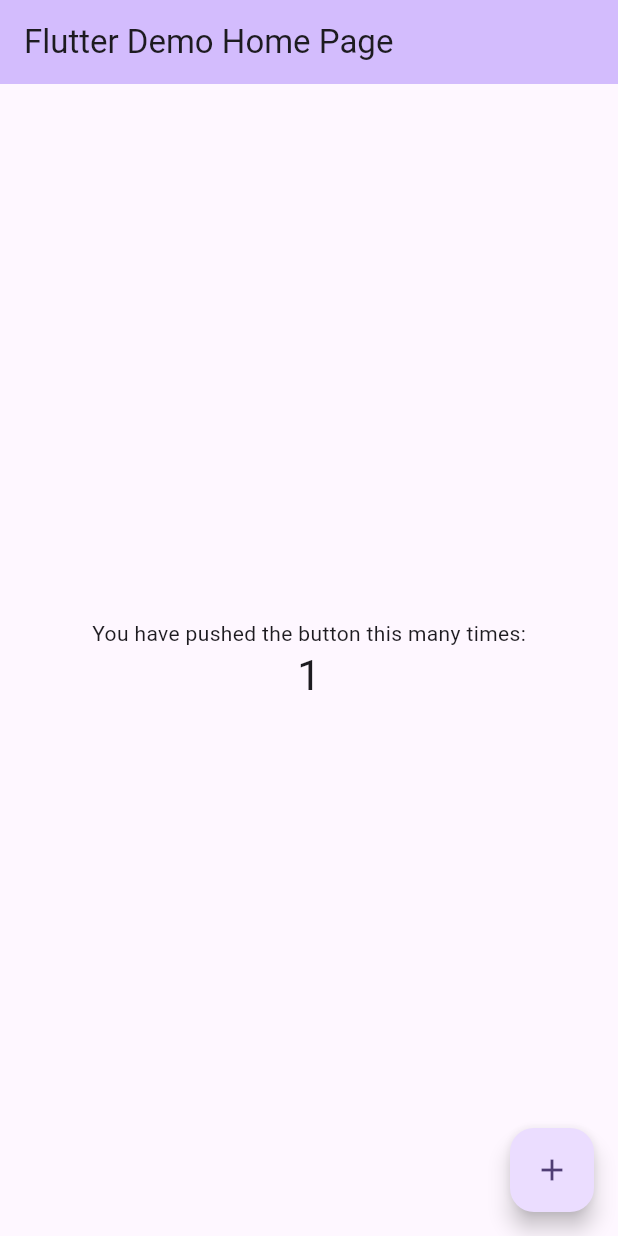
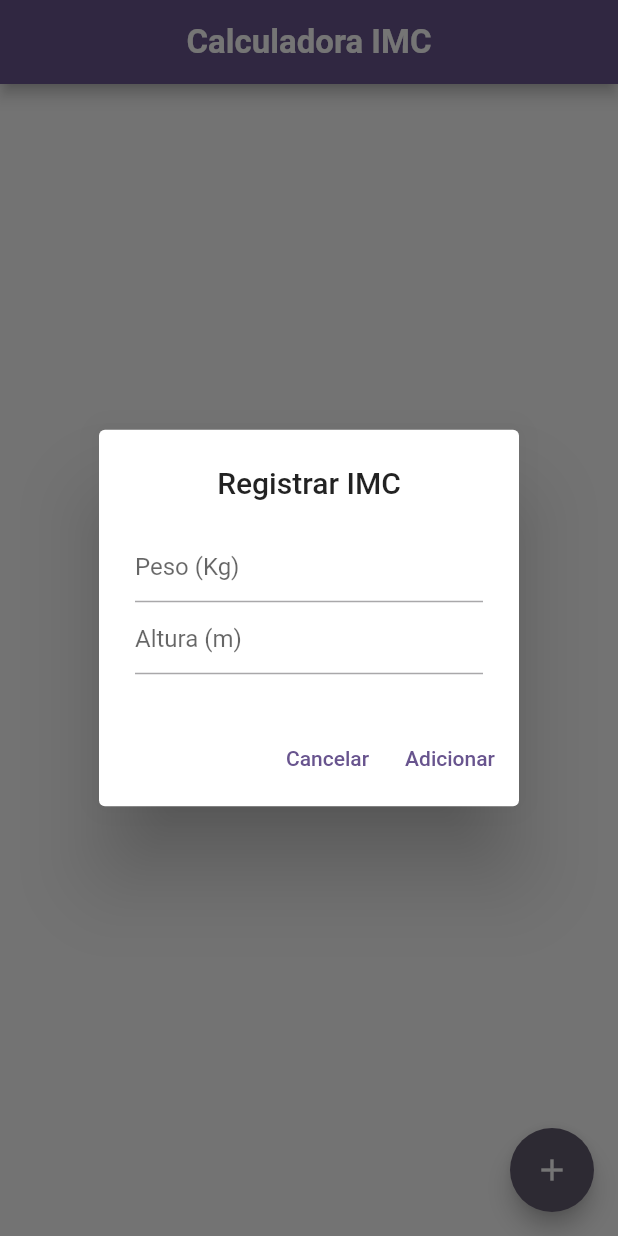
Before and after one commit to cicerobas/calculadora_imc_flutter, a Flutter app: the screen it shows after launch, after a tap on the "add" icon, on a phone screen of 412 x 824 dp. Run offline on Flutter 3.47's test engine with Material 2 defaults, Android fonts, the phone set to English and light mode, and no system bars.

Commit message:
Finalizando

```diff
--- a/lib/main.dart
+++ b/lib/main.dart
@@ -1,3 +1,4 @@
+import 'package:calculadora_imc_flutter/pages/home.dart';
 import 'package:flutter/material.dart';
 
 void main() {
@@ -11,115 +12,12 @@ class MyApp extends StatelessWidget {
   @override
   Widget build(BuildContext context) {
     return MaterialApp(
-      title: 'Flutter Demo',
+      debugShowCheckedModeBanner: false,
       theme: ThemeData(
-        // This is the theme of your application.
-        //
-        // TRY THIS: Try running your application with "flutter run". You'll see
-        // the application has a blue toolbar. Then, without quitting the app,
-        // try changing the seedColor in the colorScheme below to Colors.green
-        // and then invoke "hot reload" (save your changes or press the "hot
-        // reload" button in a Flutter-supported IDE, or press "r" if you used
-        // the command line to start the app).
-        //
-        // Notice that the counter didn't reset back to zero; the application
-        // state is not lost during the reload. To reset the state, use hot
-        // restart instead.
-        //
-        // This works for code too, not just values: Most code changes can be
-        // tested with just a hot reload.
         colorScheme: ColorScheme.fromSeed(seedColor: Colors.deepPurple),
-        useMaterial3: true,
+        useMaterial3: false,
       ),
-      home: const MyHomePage(title: 'Flutter Demo Home Page'),
+      home: const HomePage(),
     );
   }
 }
-
-class MyHomePage extends StatefulWidget {
-  const MyHomePage({super.key, required this.title});
-
-  // This widget is the home page of your application. It is stateful, meaning
-  // that it has a State object (defined below) that contains fields that affect
-  // how it looks.
-
-  // This class is the configuration for the state. It holds the values (in this
-  // case the title) provided by the parent (in this case the App widget) and
-  // used by the build method of the State. Fields in a Widget subclass are
-  // always marked "final".
-
-  final String title;
-
-  @override
-  State<MyHomePage> createState() => _MyHomePageState();
-}
-
-class _MyHomePageState extends State<MyHomePage> {
-  int _counter = 0;
-
-  void _incrementCounter() {
-    setState(() {
-      // This call to setState tells the Flutter framework that something has
-      // changed in this State, which causes it to rerun the build method below
-      // so that the display can reflect the updated values. If we changed
-      // _counter without calling setState(), then the build method would not be
-      // called again, and so nothing would appear to happen.
-      _counter++;
-    });
-  }
-
-  @override
-  Widget build(BuildContext context) {
-    // This method is rerun every time setState is called, for instance as done
-    // by the _incrementCounter method above.
-    //
-    // The Flutter framework has been optimized to make rerunning build methods
-    // fast, so that you can just rebuild anything that needs updating rather
-    // than having to individually change instances of widgets.
-    return Scaffold(
-      appBar: AppBar(
-        // TRY THIS: Try changing the color here to a specific color (to
-        // Colors.amber, perhaps?) and trigger a hot reload to see the AppBar
-        // change color while the other colors stay the same.
-        backgroundColor: Theme.of(context).colorScheme.inversePrimary,
-        // Here we take the value from the MyHomePage object that was created by
-        // the App.build method, and use it to set our appbar title.
-        title: Text(widget.title),
-      ),
-      body: Center(
-        // Center is a layout widget. It takes a single child and positions it
-        // in the middle of the parent.
-        child: Column(
-          // Column is also a layout widget. It takes a list of children and
-          // arranges them vertically. By default, it sizes itself to fit its
-          // children horizontally, and tries to be as tall as its parent.
-          //
-          // Column has various properties to control how it sizes itself and
-          // how it positions its children. Here we use mainAxisAlignment to
-          // center the children vertically; the main axis here is the vertical
-          // axis because Columns are vertical (the cross axis would be
-          // horizontal).
-          //
-          // TRY THIS: Invoke "debug painting" (choose the "Toggle Debug Paint"
-          // action in the IDE, or press "p" in the console), to see the
-          // wireframe for each widget.
-          mainAxisAlignment: MainAxisAlignment.center,
-          children: <Widget>[
-            const Text(
-              'You have pushed the button this many times:',
-            ),
-            Text(
-              '$_counter',
-              style: Theme.of(context).textTheme.headlineMedium,
-            ),
-          ],
-        ),
-      ),
-      floatingActionButton: FloatingActionButton(
-        onPressed: _incrementCounter,
-        tooltip: 'Increment',
-        child: const Icon(Icons.add),
-      ), // This trailing comma makes auto-formatting nicer for build methods.
-    );
-  }
-}
--- /dev/null
+++ b/lib/models/imc_model.dart
@@ -0,0 +1,17 @@
+import 'package:flutter/material.dart';
+
+class IMCModel {
+  final double _peso;
+  final double _altura;
+  final double _imc;
+  final String _status;
+  final Color _corStatus;
+
+  IMCModel(this._peso, this._altura, this._imc, this._status, this._corStatus);
+
+  double get peso => _peso;
+  double get altura => _altura;
+  double get imc => _imc;
+  String get status => _status;
+  Color get corStatus => _corStatus;
+}
--- /dev/null
+++ b/lib/pages/home.dart
@@ -0,0 +1,158 @@
+import 'package:calculadora_imc_flutter/models/imc_model.dart';
+import 'package:calculadora_imc_flutter/repositories/imc_repository.dart';
+import 'package:flutter/material.dart';
+import 'package:flutter/services.dart';
+
+class HomePage extends StatefulWidget {
+  const HomePage({super.key});
+
+  @override
+  State<HomePage> createState() => _HomePageState();
+}
+
+class _HomePageState extends State<HomePage> {
+  var imcRepository = IMCRepository();
+  var _imcs = <IMCModel>[];
+
+  TextEditingController alturaController = TextEditingController();
+  TextEditingController pesoController = TextEditingController();
+
+  void registrarImc() {
+    double? peso = double.tryParse(pesoController.text.replaceAll(',', '.'));
+    double? altura =
+        double.tryParse(alturaController.text.replaceAll(',', '.'));
+
+    if (peso != null && altura != null) {
+      imcRepository.registrarImc(peso, altura);
+      setState(() {
+        _imcs = imcRepository.getImcs();
+      });
+      Navigator.pop(context);
+    } else {
+      ScaffoldMessenger.of(context).showSnackBar(const SnackBar(
+        content: Text('Peso ou Altura inválidos!'),
+      ));
+    }
+  }
+
+  @override
+  Widget build(BuildContext context) {
+    return Scaffold(
+        appBar: AppBar(
+          title: const Text('Calculadora IMC',
+              style: TextStyle(
+                  color: Colors.white,
+                  fontSize: 22,
+                  fontWeight: FontWeight.bold)),
+          centerTitle: true,
+        ),
+        floatingActionButton: FloatingActionButton(
+          onPressed: () {
+            pesoController.text = '';
+            alturaController.text = '';
+
+            showDialog(
+                context: context,
+                builder: (BuildContext bc) {
+                  return AlertDialog(
+                    title: const Text(
+                      'Registrar IMC',
+                      textAlign: TextAlign.center,
+                    ),
+                    content: Wrap(
+                      children: [
+                        TextField(
+                          controller: pesoController,
+                          decoration:
+                              const InputDecoration(hintText: "Peso (Kg)"),
+                          keyboardType: const TextInputType.numberWithOptions(
+                              decimal: true),
+                          inputFormatters: [
+                            FilteringTextInputFormatter.allow(RegExp('[0-9.,]'))
+                          ],
+                        ),
+                        TextField(
+                          controller: alturaController,
+                          decoration:
+                              const InputDecoration(hintText: "Altura (m)"),
+                          keyboardType: const TextInputType.numberWithOptions(
+                              decimal: true),
+                          inputFormatters: [
+                            FilteringTextInputFormatter.allow(RegExp('[0-9.,]'))
+                          ],
+                        )
+                      ],
+                    ),
+                    actions: [
+                      TextButton(
+                          child: const Text("Cancelar"),
+                          onPressed: () => Navigator.pop(context)),
+                      TextButton(
+                          child: const Text("Adicionar"),
+                          onPressed: () {
+                            registrarImc();
+                          }),
+                    ],
+                  );
+                });
+          },
+          child: const Icon(Icons.add),
+        ),
+        body: _imcs.isEmpty
+            ? const Center(
+                child: Text(
+                  'Nenhum Registro',
+                  style: TextStyle(fontSize: 20, fontWeight: FontWeight.bold),
+                ),
+              )
+            : ListView.builder(
+                itemCount: _imcs.length,
+                itemBuilder: (BuildContext bc, int index) {
+                  var registro = _imcs[index];
+                  return Padding(
+                    padding: const EdgeInsets.only(left: 10, right: 10, top: 8),
+                    child: Container(
+                      width: double.infinity,
+                      decoration: BoxDecoration(
+                        color: registro.corStatus.withOpacity(0.2),
+                        borderRadius: BorderRadius.circular(16),
+                        border: Border.all(color: registro.corStatus, width: 8),
+                      ),
+                      child: Padding(
+                        padding: const EdgeInsets.symmetric(
+                            vertical: 8, horizontal: 12),
+                        child: IntrinsicHeight(
+                          child: Row(
+                            mainAxisAlignment: MainAxisAlignment.spaceBetween,
+                            children: [
+                              Column(
+                                crossAxisAlignment: CrossAxisAlignment.start,
+                                children: [
+                                  Text(
+                                    'Peso ${registro.peso.toString()} Kg',
+                                    style: const TextStyle(fontSize: 16),
+                                  ),
+                                  Text(
+                                    'Altura ${registro.altura.toString()} m',
+                                    style: const TextStyle(fontSize: 16),
+                                  ),
+                                  Text(
+                                    'IMC ${registro.imc.toStringAsFixed(1)}',
+                                    style: const TextStyle(fontSize: 16),
+                                  ),
+                                ],
+                              ),
+                              Text(
+                                registro.status,
+                                style: const TextStyle(
+                                    fontSize: 18, fontWeight: FontWeight.w400),
+                              )
+                            ],
+                          ),
+                        ),
+                      ),
+                    ),
+                  );
+                }));
+  }
+}
--- /dev/null
+++ b/lib/repositories/imc_repository.dart
@@ -0,0 +1,62 @@
+import 'package:calculadora_imc_flutter/models/imc_model.dart';
+import 'package:flutter/material.dart';
+
+/*
+ < 16        | Magreza grave
+ 16 a < 17   | Magreza moderada
+ 17 a < 18,5 | Magreza leve
+ 18,5 a < 25 | Saldável
+ 25 a < 30   | Sobrepeso
+ 30 a < 35   | Obesidade Grau 1
+ 35 a < 40   | Obesidade Grau 2 (severa)
+ >= 40       | Obesidade Grau 3 (mórbida)
+
+ IMC = peso(Kg) / altura²(m)
+
+ */
+
+class IMCRepository {
+  List<IMCModel> _imcs = [];
+
+  Map<String, Color> statusCor = {
+    'Magreza Grave': const Color(0xffC7731B),
+    'Magreza Moderada': const Color(0xff7AA2CB),
+    'Magreza Leve': const Color(0xff7AA2CB),
+    'Saldável': const Color(0xff76A67E),
+    'Sobrepeso': const Color(0xffE3C651),
+    'Obesidade I': const Color(0xffC23723),
+    'Obesidade II Severa': const Color(0xffC22339),
+    'Obesidade III Mórbida': const Color(0xffC22339),
+  };
+
+  void registrarImc(double peso, double altura) {
+    double imc = setImc(peso, altura);
+    String status = setStatus(imc);
+    _imcs.add(IMCModel(peso, altura, imc, status, statusCor[status]!));
+  }
+
+  double setImc(double peso, double altura) => peso / (altura * altura);
+
+  String setStatus(double imc) {
+    switch (imc) {
+      case < 16:
+        return "Magreza Grave";
+      case < 17:
+        return "Magreza Moderada";
+      case < 18.5:
+        return "Magreza Leve";
+      case < 25:
+        return "Saldável";
+      case < 30:
+        return "Sobrepeso";
+      case < 35:
+        return "Obesidade I";
+      case < 40:
+        return "Obesidade II Severa";
+      default:
+        return "Obesidade III Mórbida";
+    }
+  }
+
+  List<IMCModel> getImcs() => _imcs;
+}
```
